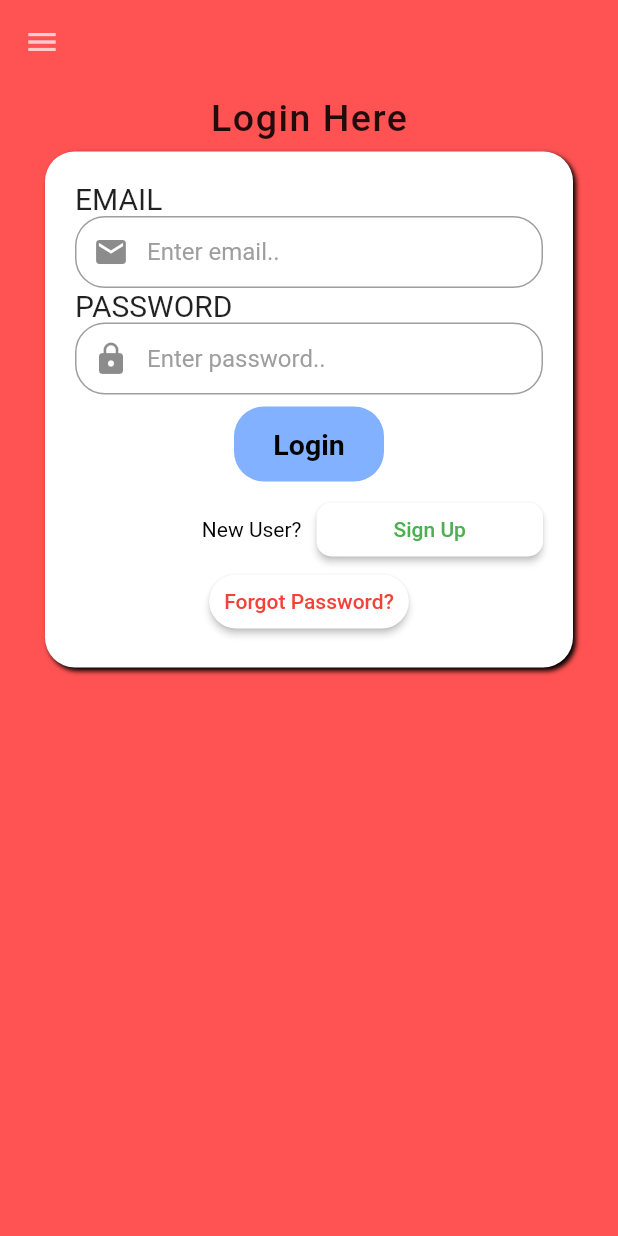
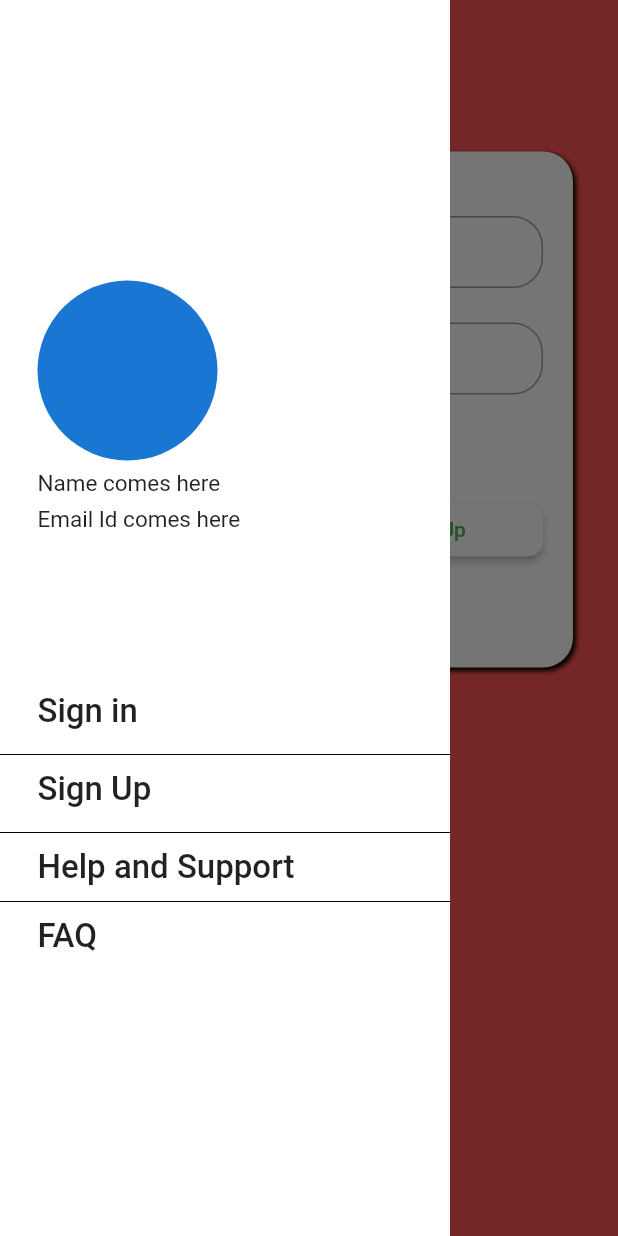
Before and after one commit to ritvikjoshi79/Redpositive_AppIntern_2_project, a Flutter app: the screen it shows after launch, in the side drawer, after a tap on "Sign Up", on a phone screen of 412 x 824 dp. Run offline on Flutter 3.47's test engine with Material 2 defaults, Android fonts, the phone set to English and light mode, and no system bars; our stand-ins replace cloud_firestore, firebase_auth; accounts and stored records are empty.

Commit message:
Update drawer.dart

```diff
--- a/lib/pages/drawer.dart
+++ b/lib/pages/drawer.dart
@@ -9,14 +9,30 @@ class Burger extends StatelessWidget {
   @override
   Widget build(BuildContext context) {
     return Container(
-        width: 200, // setting width of the dawer.
-        color: Colors.pink[50].withOpacity(0.8),
+        width: 300, // setting width of the drawer.
+        color: Colors.white,
 
-        child: Column(
+      child: Column(
           crossAxisAlignment: CrossAxisAlignment.start,
           mainAxisAlignment: MainAxisAlignment.center,
           children: <Widget>[
-
+            Padding(padding: const EdgeInsets.only(bottom: 6.0,left:25.0),
+              child: CircleAvatar(
+                radius: 60,
+              ),
+            ),
+            Padding(
+              padding: const EdgeInsets.only(bottom: 6.0,left:25.0),              child: Text('Name comes here',style: TextStyle(
+                  fontWeight: FontWeight.normal,
+                  fontSize: 15
+              ),),
+            ),
+            Padding(padding: const EdgeInsets.only(bottom: 6.0,left:25.0),
+              child: Text('Email Id comes here',style: TextStyle(
+                  fontWeight: FontWeight.normal,
+                  fontSize: 15
+              ),),
+            ),
             SizedBox(
               height: 100,
             ),
@@ -59,7 +75,7 @@ class Burger extends StatelessWidget {
                       onTap: (){
                         // Navigator of About
                       },
-                                            child: Text('About RedPositive',style: TextStyle(
+                                            child: Text('Help and Support',style: TextStyle(
                           fontWeight: FontWeight.w500,
                           fontSize: 22
                         ),),
@@ -69,9 +85,22 @@ class Burger extends StatelessWidget {
                     height: 20,
                     color: Colors.black,
                   ),
+            Padding(
+              padding: const EdgeInsets.only(bottom: 0.0, left:25.0),
+              child: GestureDetector(
+                onTap: (){
+                  // Navigator of About
+                },
+                child: Text('FAQ',style: TextStyle(
+                    fontWeight: FontWeight.w500,
+                    fontSize: 22
+                ),),
+              ),
+            ),
 
           ],
         ),
       );
   }
+
 }
```
